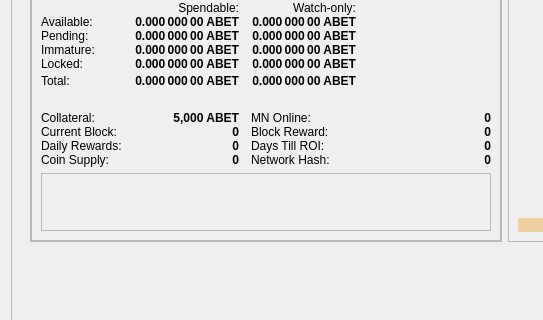
Above: src/qt/forms/overviewpage.ui from CoinStaging/abet before the change; both pictures show x 0 to 543 and y 303 to 623 of the 978 by 841 pixel window. Below: the same form after it.
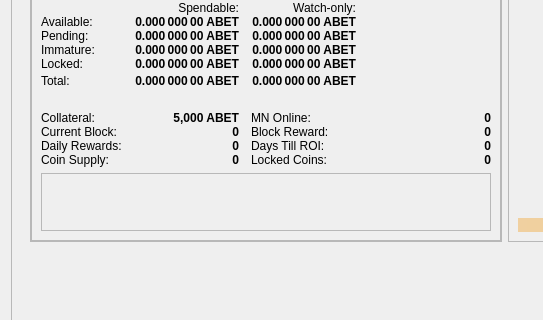
That is the form after the change.

What changed in the file:
```diff
--- a/src/qt/forms/overviewpage.ui
+++ b/src/qt/forms/overviewpage.ui
@@ -833,7 +833,7 @@
                    <item row="13" column="2">
                     <widget class="QLabel" name="label_Nethash">
                      <property name="text">
-                      <string>Network Hash:</string>
+                      <string>Locked Coins:</string>
                      </property>
                     </widget>
                    </item>
```
Left out of the diff: 6 changed lines with no effect on the pictures.
